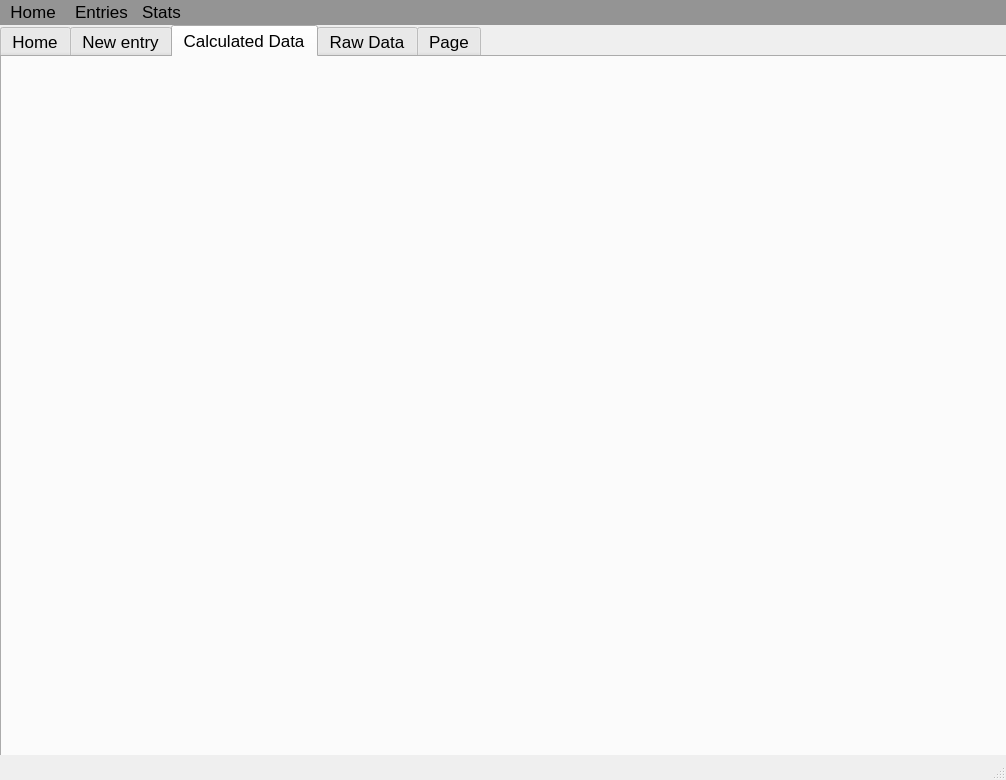
Before: the Qt Designer form ValetTracker.ui in Jcstegall/Service-Worker-Shift-tracker, drawn with Qt 5.
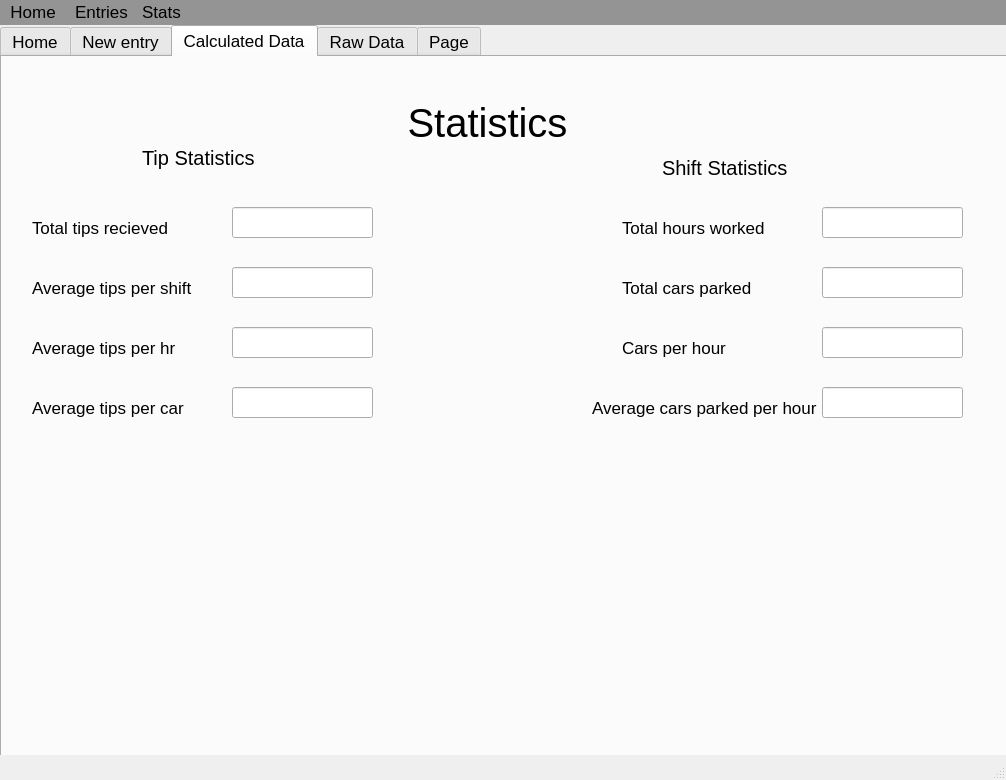
After: the same form once the commit is applied. The open tabs and pages were chosen to show the change.

The edit to the form file:
```diff
--- a/ValetTracker.ui
+++ b/ValetTracker.ui
@@ -141,6 +141,250 @@
      <attribute name="title">
       <string>Calculated Data</string>
      </attribute>
+     <widget class="QLabel" name="label_11">
+      <property name="geometry">
+       <rect>
+        <x>310</x>
+        <y>20</y>
+        <width>351</width>
+        <height>91</height>
+       </rect>
+      </property>
+      <property name="font">
+       <font>
+        <pointsize>30</pointsize>
+       </font>
+      </property>
+      <property name="text">
+       <string>Statistics</string>
+      </property>
+      <property name="alignment">
+       <set>Qt::AlignCenter</set>
+      </property>
+      <property name="wordWrap">
+       <bool>false</bool>
+      </property>
+     </widget>
+     <widget class="QLineEdit" name="lineEdit_Total_Tips_recieved">
+      <property name="geometry">
+       <rect>
+        <x>230</x>
+        <y>150</y>
+        <width>141</width>
+        <height>31</height>
+       </rect>
+      </property>
+     </widget>
+     <widget class="QLabel" name="label_12">
+      <property name="geometry">
+       <rect>
+        <x>30</x>
+        <y>150</y>
+        <width>191</width>
+        <height>41</height>
+       </rect>
+      </property>
+      <property name="text">
+       <string>Total tips recieved</string>
+      </property>
+     </widget>
+     <widget class="QLabel" name="label_13">
+      <property name="geometry">
+       <rect>
+        <x>30</x>
+        <y>210</y>
+        <width>201</width>
+        <height>41</height>
+       </rect>
+      </property>
+      <property name="text">
+       <string>Average tips per shift</string>
+      </property>
+     </widget>
+     <widget class="QLineEdit" name="lineEdit_Averag_tips_per_shift">
+      <property name="geometry">
+       <rect>
+        <x>230</x>
+        <y>210</y>
+        <width>141</width>
+        <height>31</height>
+       </rect>
+      </property>
+     </widget>
+     <widget class="QLabel" name="label_14">
+      <property name="geometry">
+       <rect>
+        <x>30</x>
+        <y>270</y>
+        <width>191</width>
+        <height>41</height>
+       </rect>
+      </property>
+      <property name="text">
+       <string>Average tips per hr</string>
+      </property>
+     </widget>
+     <widget class="QLineEdit" name="lineEdit_Average_tips_per_hr">
+      <property name="geometry">
+       <rect>
+        <x>230</x>
+        <y>270</y>
+        <width>141</width>
+        <height>31</height>
+       </rect>
+      </property>
+     </widget>
+     <widget class="QLabel" name="label_Average_cars_parked_per_hour">
+      <property name="geometry">
+       <rect>
+        <x>590</x>
+        <y>330</y>
+        <width>231</width>
+        <height>41</height>
+       </rect>
+      </property>
+      <property name="text">
+       <string>Average cars parked per hour</string>
+      </property>
+     </widget>
+     <widget class="QLineEdit" name="lineEdit_Average_tips_per_car">
+      <property name="geometry">
+       <rect>
+        <x>230</x>
+        <y>330</y>
+        <width>141</width>
+        <height>31</height>
+       </rect>
+      </property>
+     </widget>
+     <widget class="QLabel" name="label_16">
+      <property name="geometry">
+       <rect>
+        <x>140</x>
+        <y>80</y>
+        <width>161</width>
+        <height>41</height>
+       </rect>
+      </property>
+      <property name="font">
+       <font>
+        <pointsize>15</pointsize>
+       </font>
+      </property>
+      <property name="text">
+       <string>Tip Statistics</string>
+      </property>
+     </widget>
+     <widget class="QLabel" name="label_17">
+      <property name="geometry">
+       <rect>
+        <x>660</x>
+        <y>90</y>
+        <width>161</width>
+        <height>41</height>
+       </rect>
+      </property>
+      <property name="font">
+       <font>
+        <pointsize>15</pointsize>
+       </font>
+      </property>
+      <property name="text">
+       <string>Shift Statistics</string>
+      </property>
+     </widget>
+     <widget class="QLineEdit" name="lineEdit_Cars_per_hour">
+      <property name="geometry">
+       <rect>
+        <x>820</x>
+        <y>270</y>
+        <width>141</width>
+        <height>31</height>
+       </rect>
+      </property>
+     </widget>
+     <widget class="QLabel" name="label_18">
+      <property name="geometry">
+       <rect>
+        <x>620</x>
+        <y>210</y>
+        <width>201</width>
+        <height>41</height>
+       </rect>
+      </property>
+      <property name="text">
+       <string>Total cars parked</string>
+      </property>
+     </widget>
+     <widget class="QLineEdit" name="lineEdit_Average_cars_parked_per_hour">
+      <property name="geometry">
+       <rect>
+        <x>820</x>
+        <y>330</y>
+        <width>141</width>
+        <height>31</height>
+       </rect>
+      </property>
+     </widget>
+     <widget class="QLabel" name="label_19">
+      <property name="geometry">
+       <rect>
+        <x>30</x>
+        <y>330</y>
+        <width>191</width>
+        <height>41</height>
+       </rect>
+      </property>
+      <property name="text">
+       <string>Average tips per car</string>
+      </property>
+     </widget>
+     <widget class="QLabel" name="label_20">
+      <property name="geometry">
+       <rect>
+        <x>620</x>
+        <y>150</y>
+        <width>191</width>
+        <height>41</height>
+       </rect>
+      </property>
+      <property name="text">
+       <string>Total hours worked</string>
+      </property>
+     </widget>
+     <widget class="QLineEdit" name="lineEdit_Total_hours_worked">
+      <property name="geometry">
+       <rect>
+        <x>820</x>
+        <y>150</y>
+        <width>141</width>
+        <height>31</height>
+       </rect>
+      </property>
+     </widget>
+     <widget class="QLineEdit" name="lineEdit_Total_cars_parked">
+      <property name="geometry">
+       <rect>
+        <x>820</x>
+        <y>210</y>
+        <width>141</width>
+        <height>31</height>
+       </rect>
+      </property>
+     </widget>
+     <widget class="QLabel" name="label_21">
+      <property name="geometry">
+       <rect>
+        <x>620</x>
+        <y>270</y>
+        <width>191</width>
+        <height>41</height>
+       </rect>
+      </property>
+      <property name="text">
+       <string>Cars per hour</string>
+      </property>
+     </widget>
     </widget>
     <widget class="QWidget" name="RawData">
      <attribute name="title">
```
Left out of the diff: 227 changed lines with no effect on the pictures.
